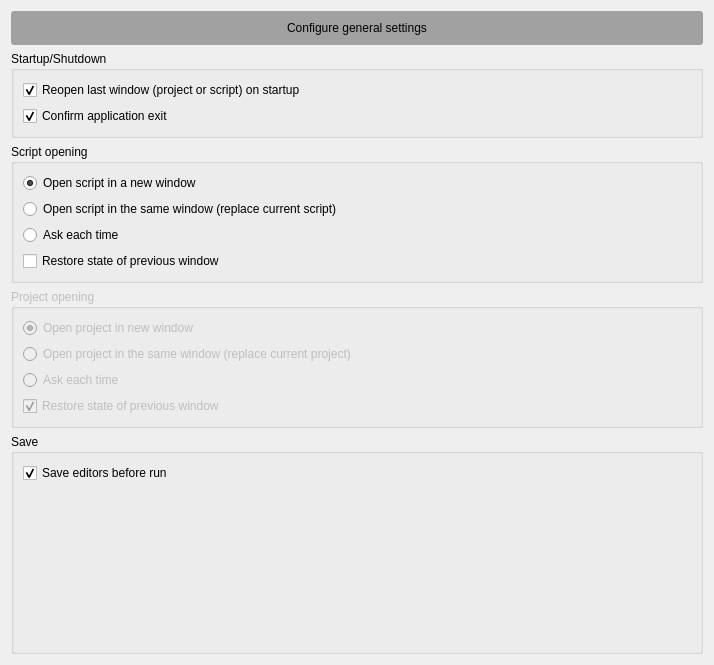
Above: forms/settings_page_general.ui from merbst/QIdle before the change. Below: the same form after it.
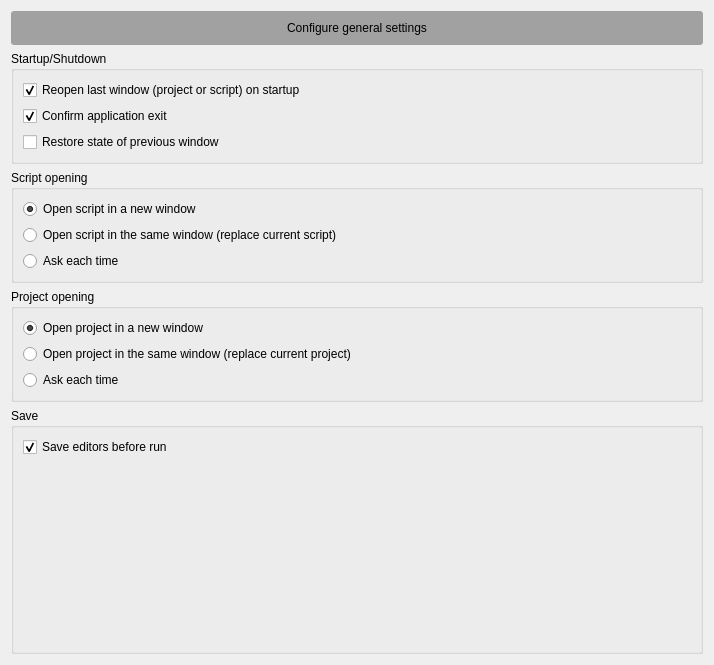
That is the form after the change.

Commit message: Implement project opening settings

The edit to the form file:
```diff
--- a/forms/settings_page_general.ui
+++ b/forms/settings_page_general.ui
@@ -55,6 +55,16 @@
         </property>
        </widget>
       </item>
+      <item>
+       <widget class="QCheckBox" name="cb_restore_prev_win_state">
+        <property name="text">
+         <string>Restore state of previous window</string>
+        </property>
+        <property name="checked">
+         <bool>false</bool>
+        </property>
+       </widget>
+      </item>
      </layout>
     </widget>
    </item>
@@ -91,23 +101,13 @@
         </property>
        </widget>
       </item>
-      <item>
-       <widget class="QCheckBox" name="cb_restore_prev_scrwin_state">
-        <property name="text">
-         <string>Restore state of previous window</string>
-        </property>
-        <property name="checked">
-         <bool>false</bool>
-        </property>
-       </widget>
-      </item>
      </layout>
     </widget>
    </item>
    <item>
     <widget class="QGroupBox" name="groupBox_3">
      <property name="enabled">
-      <bool>false</bool>
+      <bool>true</bool>
      </property>
      <property name="title">
       <string>Project opening</string>
@@ -116,7 +116,7 @@
       <item>
        <widget class="QRadioButton" name="rb_open_proj_in_new">
         <property name="text">
-         <string>Open project in new window</string>
+         <string>Open project in a new window</string>
         </property>
         <property name="checked">
          <bool>true</bool>
@@ -137,16 +137,6 @@
         </property>
        </widget>
       </item>
-      <item>
-       <widget class="QCheckBox" name="cb_restore_prev_projwin_state">
-        <property name="text">
-         <string>Restore state of previous window</string>
-        </property>
-        <property name="checked">
-         <bool>true</bool>
-        </property>
-       </widget>
-      </item>
      </layout>
     </widget>
    </item>
```
The commit also changes 6 other files.
